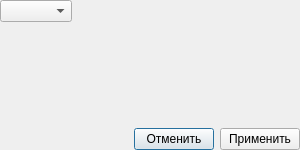
Above: static/ui/AddTagToNote.ui from gggenn/DZ before the change. Below: the same form after it.
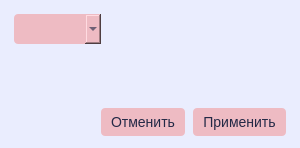
That is the form after the change.

Patch:
```diff
--- a/static/ui/AddTagToNote.ui
+++ b/static/ui/AddTagToNote.ui
@@ -7,12 +7,17 @@
     <x>0</x>
     <y>0</y>
     <width>300</width>
-    <height>150</height>
+    <height>148</height>
    </rect>
   </property>
   <property name="windowTitle">
    <string>Dialog</string>
   </property>
+  <property name="styleSheet">
+   <string notr="true">
+    background-color: #EAEDFE;
+</string>
+  </property>
   <widget class="QWidget" name="widget" native="true">
    <property name="geometry">
     <rect>
@@ -29,10 +34,36 @@
     </sizepolicy>
    </property>
    <layout class="QVBoxLayout" name="verticalLayout">
+    <property name="leftMargin">
+     <number>14</number>
+    </property>
+    <property name="topMargin">
+     <number>14</number>
+    </property>
+    <property name="rightMargin">
+     <number>14</number>
+    </property>
+    <property name="bottomMargin">
+     <number>14</number>
+    </property>
     <item>
      <layout class="QHBoxLayout" name="horizontalLayout_2">
       <item>
-       <widget class="QComboBox" name="tagComboBox"/>
+       <widget class="QComboBox" name="tagComboBox">
+        <property name="styleSheet">
+         <string notr="true">QComboBox {
+    background-color: #eebbc3;
+    border-radius: 4px;
+    padding-top: 6px;
+    padding-right: 10px;
+    padding-bottom: 6px;
+    padding-left: 10px;
+    color: #232946;
+    font-size: 14px;
+}
+</string>
+        </property>
+       </widget>
       </item>
       <item>
        <spacer name="horizontalSpacer_2">
@@ -64,6 +95,9 @@
     </item>
     <item>
      <layout class="QHBoxLayout" name="horizontalLayout">
+      <property name="spacing">
+       <number>8</number>
+      </property>
       <item>
        <spacer name="horizontalSpacer">
         <property name="orientation">
@@ -79,6 +113,26 @@
       </item>
       <item>
        <widget class="QPushButton" name="canelButton">
+        <property name="styleSheet">
+         <string notr="true">QPushButton {
+    background-color: #eebbc3;
+    border-radius: 4px;
+    padding-top: 6px;
+    padding-right: 10px;
+    padding-bottom: 6px;
+    padding-left: 10px;
+    color: #232946;
+    font-size: 14px;
+}
+
+QPushButton:hover {
+    background-color: #E6B4BC; 
+}
+
+QPushButton:pressed {
+    background-color: #FFC9D2;
+}</string>
+        </property>
         <property name="text">
          <string>Отменить</string>
         </property>
@@ -86,6 +140,26 @@
       </item>
       <item>
        <widget class="QPushButton" name="addButton">
+        <property name="styleSheet">
+         <string notr="true">QPushButton {
+    background-color: #eebbc3;
+    border-radius: 4px;
+    padding-top: 6px;
+    padding-right: 10px;
+    padding-bottom: 6px;
+    padding-left: 10px;
+    color: #232946;
+    font-size: 14px;
+}
+
+QPushButton:hover {
+    background-color: #E6B4BC; 
+}
+
+QPushButton:pressed {
+    background-color: #FFC9D2;
+}</string>
+        </property>
         <property name="text">
          <string>Применить</string>
         </property>
```
